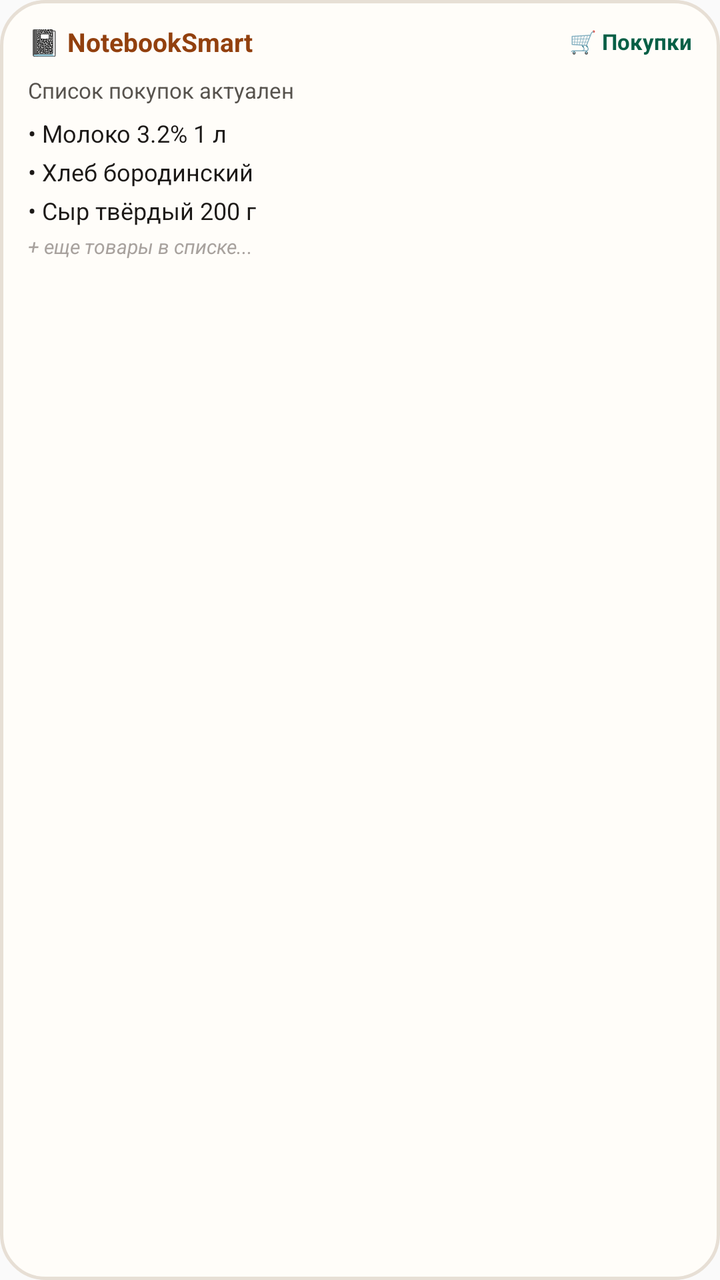
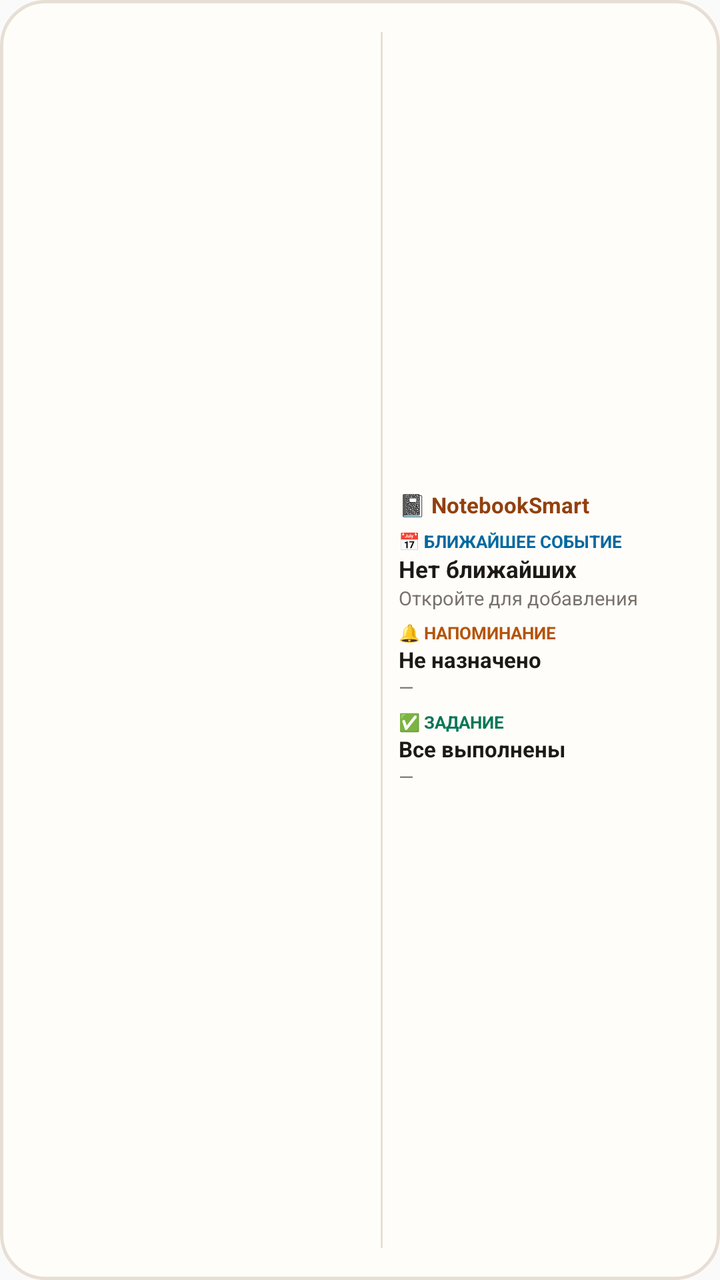

Compare the two renders of this Android layout. The source of the first and the diff that turns it into the second are given below.
<!-- AndroidManifest.xml: application theme AppTheme -->
<!-- res/layout/widget_notebook.xml -->
<?xml version="1.0" encoding="utf-8"?>
<LinearLayout xmlns:android="http://schemas.android.com/apk/res/android"
    android:id="@+id/widget_root"
    android:layout_width="match_parent"
    android:layout_height="match_parent"
    android:orientation="vertical"
    android:background="@drawable/widget_background">

    
    <LinearLayout
        android:layout_width="match_parent"
        android:layout_height="wrap_content"
        android:orientation="horizontal"
        android:gravity="center_vertical"
        android:layout_marginBottom="8dp">

        <TextView
            android:id="@+id/widget_app_title"
            android:layout_width="0dp"
            android:layout_height="wrap_content"
            android:layout_weight="1"
            android:text="📓 NotebookSmart"
            android:textColor="#92400E"
            android:textSize="13sp"
            android:textStyle="bold" />

        <TextView
            android:id="@+id/widget_badge"
            android:layout_width="wrap_content"
            android:layout_height="wrap_content"
            android:text="🛒 Покупки"
            android:textColor="#065F46"
            android:textSize="11sp"
            android:textStyle="bold" />
    </LinearLayout>

    
    <TextView
        android:id="@+id/widget_summary"
        android:layout_width="match_parent"
        android:layout_height="wrap_content"
        android:text="Список покупок актуален"
        android:textColor="#57534E"
        android:textSize="11sp"
        android:layout_marginBottom="6dp" />

    
    <TextView
        android:id="@+id/widget_item_1"
        android:layout_width="match_parent"
        android:layout_height="wrap_content"
        android:text="• Молоко 3.2% 1 л"
        android:textColor="#1C1917"
        android:textSize="12sp"
        android:maxLines="1"
        android:ellipsize="end"
        android:layout_marginBottom="3dp" />

    <TextView
        android:id="@+id/widget_item_2"
        android:layout_width="match_parent"
        android:layout_height="wrap_content"
        android:text="• Хлеб бородинский"
        android:textColor="#1C1917"
        android:textSize="12sp"
        android:maxLines="1"
        android:ellipsize="end"
        android:layout_marginBottom="3dp" />

    <TextView
        android:id="@+id/widget_item_3"
        android:layout_width="match_parent"
        android:layout_height="wrap_content"
        android:text="• Сыр твёрдый 200 г"
        android:textColor="#1C1917"
        android:textSize="12sp"
        android:maxLines="1"
        android:ellipsize="end"
        android:layout_marginBottom="3dp" />

    <TextView
        android:id="@+id/widget_remaining"
        android:layout_width="match_parent"
        android:layout_height="wrap_content"
        android:text="+ еще товары в списке..."
        android:textColor="#A8A29E"
        android:textSize="10sp"
        android:textStyle="italic" />

</LinearLayout>
<!-- resources referenced by this layout -->
<resources>
  <!-- drawable widget_background (drawable) -->
  <?xml version="1.0" encoding="utf-8"?>
  <shape xmlns:android="http://schemas.android.com/apk/res/android"
      android:shape="rectangle">
      <solid android:color="#FFFDF9" />
      <corners android:radius="22dp" />
      <stroke
          android:width="1.5dp"
          android:color="#E7DFD5" />
      <padding
          android:left="14dp"
          android:top="12dp"
          android:right="14dp"
          android:bottom="12dp" />
  </shape>
  <style name="AppTheme" parent="Theme.AppCompat.Light.DarkActionBar">
          
          <item name="colorPrimary">@color/colorPrimary</item>
          <item name="colorPrimaryDark">@color/colorPrimaryDark</item>
          <item name="colorAccent">@color/colorAccent</item>
      </style>
</resources>

<!-- the commit's change to res/layout/widget_notebook.xml (unified diff, before → after) -->
@@ -3,88 +3,139 @@
     android:id="@+id/widget_root"
     android:layout_width="match_parent"
     android:layout_height="match_parent"
-    android:orientation="vertical"
+    android:orientation="horizontal"
+    android:gravity="center_vertical"
     android:background="@drawable/widget_background">
 
     
+    <ImageView
+        android:id="@+id/widget_calendar_image"
+        android:layout_width="0dp"
+        android:layout_height="match_parent"
+        android:layout_weight="1.15"
+        android:scaleType="fitCenter"
+        android:contentDescription="Календарь месяца" />
+
+    
     <LinearLayout
-        android:layout_width="match_parent"
-        android:layout_height="wrap_content"
-        android:orientation="horizontal"
-        android:gravity="center_vertical"
-        android:layout_marginBottom="8dp">
+        android:layout_width="1dp"
+        android:layout_height="match_parent"
+        android:layout_marginLeft="8dp"
+        android:layout_marginRight="8dp"
+        android:layout_marginTop="4dp"
+        android:layout_marginBottom="4dp"
+        android:background="#E7DFD5" />
+
+    
+    <LinearLayout
+        android:layout_width="0dp"
+        android:layout_height="match_parent"
+        android:layout_weight="1.0"
+        android:orientation="vertical"
+        android:gravity="center_vertical">
 
         <TextView
             android:id="@+id/widget_app_title"
-            android:layout_width="0dp"
+            android:layout_width="match_parent"
             android:layout_height="wrap_content"
-            android:layout_weight="1"
             android:text="📓 NotebookSmart"
             android:textColor="#92400E"
-            android:textSize="13sp"
+            android:textSize="11sp"
+            android:textStyle="bold"
+            android:layout_marginBottom="5dp" />
+
+        
+        <TextView
+            android:layout_width="match_parent"
+            android:layout_height="wrap_content"
+            android:text="📅 БЛИЖАЙШЕЕ СОБЫТИЕ"
+            android:textColor="#0369A1"
+            android:textSize="8.5sp"
             android:textStyle="bold" />
 
         <TextView
-            android:id="@+id/widget_badge"
-            android:layout_width="wrap_content"
+            android:id="@+id/widget_nearest_event"
+            android:layout_width="match_parent"
             android:layout_height="wrap_content"
-            android:text="🛒 Покупки"
-            android:textColor="#065F46"
+            android:text="Нет ближайших"
+            android:textColor="#1C1917"
+            android:textSize="11.5sp"
+            android:textStyle="bold"
+            android:maxLines="1"
+            android:ellipsize="end" />
+
+        <TextView
+            android:id="@+id/widget_nearest_event_sub"
+            android:layout_width="match_parent"
+            android:layout_height="wrap_content"
+            android:text="Откройте для добавления"
+            android:textColor="#78716C"
+            android:textSize="9.5sp"
+            android:maxLines="1"
+            android:ellipsize="end"
+            android:layout_marginBottom="5dp" />
+
+        
+        <TextView
+            android:layout_width="match_parent"
+            android:layout_height="wrap_content"
+            android:text="🔔 НАПОМИНАНИЕ"
+            android:textColor="#B45309"
+            android:textSize="8.5sp"
+            android:textStyle="bold" />
+
+        <TextView
+            android:id="@+id/widget_nearest_reminder"
+            android:layout_width="match_parent"
+            android:layout_height="wrap_content"
+            android:text="Не назначено"
+            android:textColor="#1C1917"
             android:textSize="11sp"
+            android:textStyle="bold"
+            android:maxLines="1"
+            android:ellipsize="end" />
+
+        <TextView
+            android:id="@+id/widget_nearest_reminder_sub"
+            android:layout_width="match_parent"
+            android:layout_height="wrap_content"
+            android:text="—"
+            android:textColor="#78716C"
+            android:textSize="9.5sp"
+            android:maxLines="1"
+            android:ellipsize="end"
+            android:layout_marginBottom="5dp" />
+
+        
+        <TextView
+            android:layout_width="match_parent"
+            android:layout_height="wrap_content"
+            android:text="✅ ЗАДАНИЕ"
+            android:textColor="#047857"
+            android:textSize="8.5sp"
             android:textStyle="bold" />
+
+        <TextView
+            android:id="@+id/widget_nearest_task"
+            android:layout_width="match_parent"
+            android:layout_height="wrap_content"
+            android:text="Все выполнены"
+            android:textColor="#1C1917"
+            android:textSize="11sp"
+            android:textStyle="bold"
+            android:maxLines="1"
+            android:ellipsize="end" />
+
+        <TextView
+            android:id="@+id/widget_nearest_task_sub"
+            android:layout_width="match_parent"
+            android:layout_height="wrap_content"
+            android:text="—"
+            android:textColor="#78716C"
+            android:textSize="9.5sp"
+            android:maxLines="1"
+            android:ellipsize="end" />
+
     </LinearLayout>
 
-    
-    <TextView
-        android:id="@+id/widget_summary"
-        android:layout_width="match_parent"
-        android:layout_height="wrap_content"
-        android:text="Список покупок актуален"
-        android:textColor="#57534E"
-        android:textSize="11sp"
-        android:layout_marginBottom="6dp" />
-
-    
-    <TextView
-        android:id="@+id/widget_item_1"
-        android:layout_width="match_parent"
-        android:layout_height="wrap_content"
-        android:text="• Молоко 3.2% 1 л"
-        android:textColor="#1C1917"
-        android:textSize="12sp"
-        android:maxLines="1"
-        android:ellipsize="end"
-        android:layout_marginBottom="3dp" />
-
-    <TextView
-        android:id="@+id/widget_item_2"
-        android:layout_width="match_parent"
-        android:layout_height="wrap_content"
-        android:text="• Хлеб бородинский"
-        android:textColor="#1C1917"
-        android:textSize="12sp"
-        android:maxLines="1"
-        android:ellipsize="end"
-        android:layout_marginBottom="3dp" />
-
-    <TextView
-        android:id="@+id/widget_item_3"
-        android:layout_width="match_parent"
-        android:layout_height="wrap_content"
-        android:text="• Сыр твёрдый 200 г"
-        android:textColor="#1C1917"
-        android:textSize="12sp"
-        android:maxLines="1"
-        android:ellipsize="end"
-        android:layout_marginBottom="3dp" />
-
-    <TextView
-        android:id="@+id/widget_remaining"
-        android:layout_width="match_parent"
-        android:layout_height="wrap_content"
-        android:text="+ еще товары в списке..."
-        android:textColor="#A8A29E"
-        android:textSize="10sp"
-        android:textStyle="italic" />
-
 </LinearLayout>
